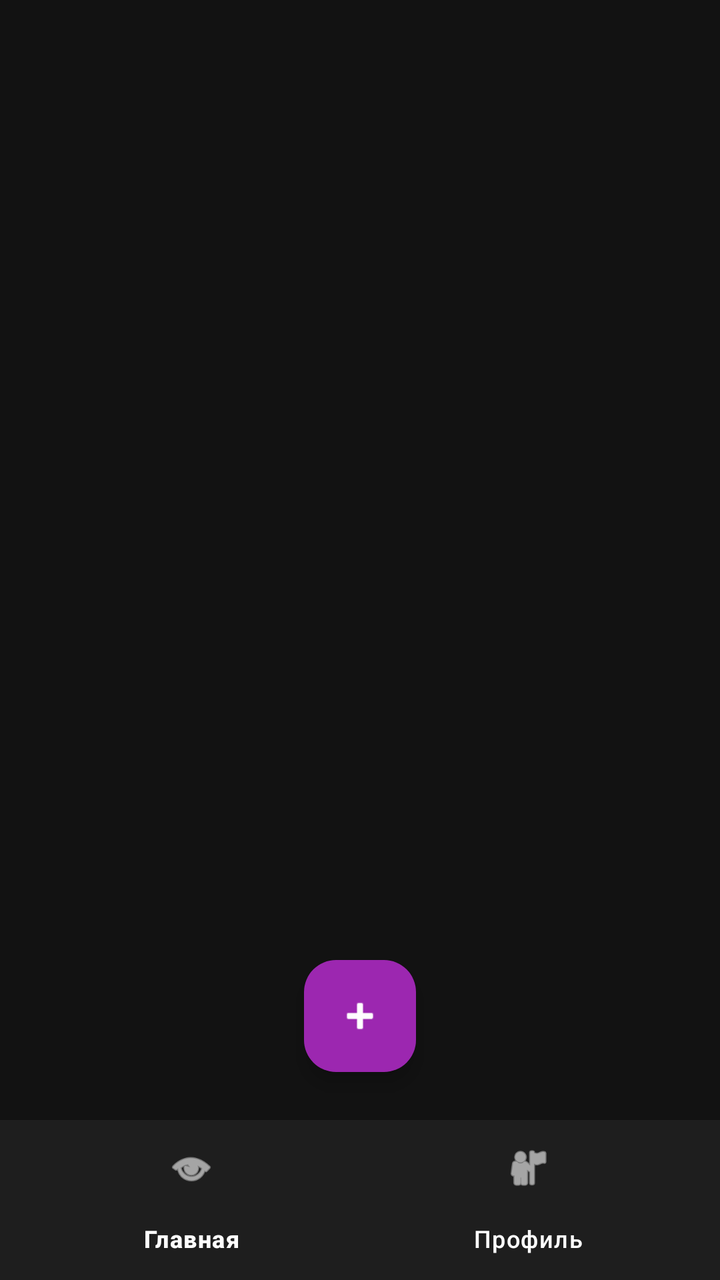
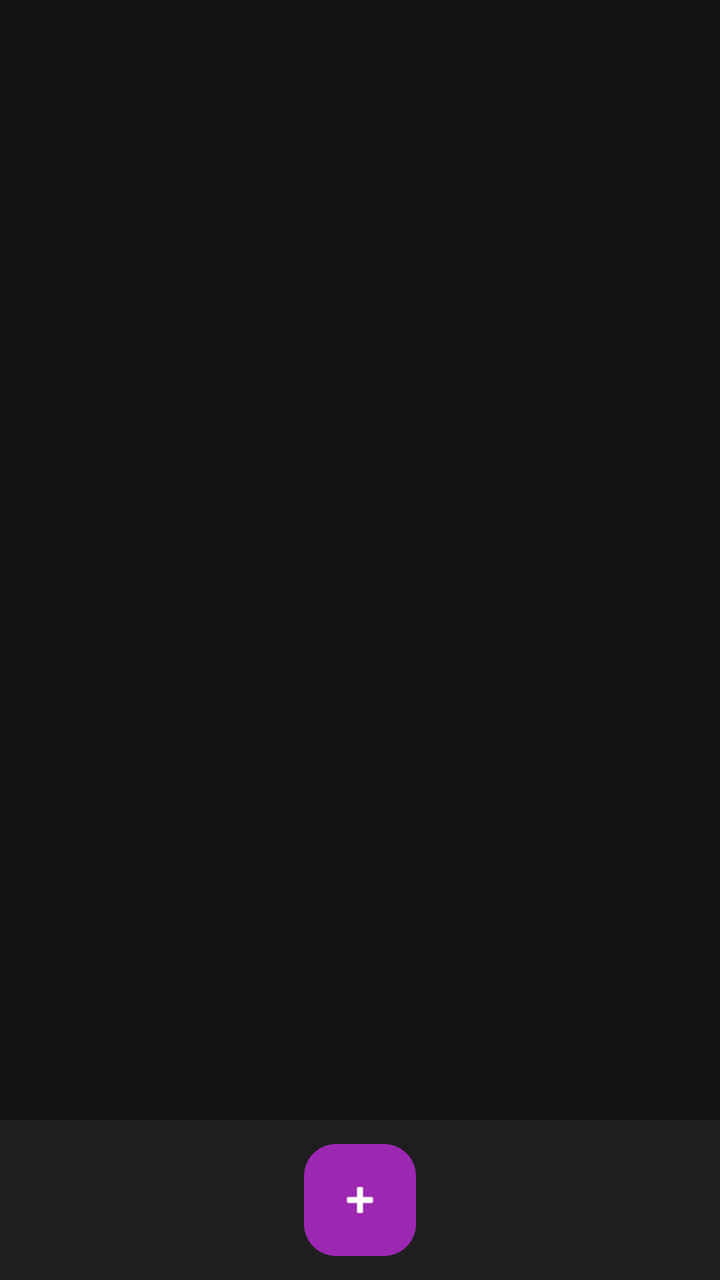

Before-and-after screenshots of an Android layout around one commit, followed by the original layout XML and the change that was made.
<!-- AndroidManifest.xml: application theme Theme.Material3.DayNight.NoActionBar -->
<!-- res/layout/activity_home.xml -->
<?xml version="1.0" encoding="utf-8"?>
<androidx.constraintlayout.widget.ConstraintLayout 
    xmlns:android="http://schemas.android.com/apk/res/android"
    xmlns:app="http://schemas.android.com/apk/res-auto"
    android:layout_width="match_parent"
    android:layout_height="match_parent"
    android:background="#121212">

    
    <androidx.recyclerview.widget.RecyclerView
        android:id="@+id/rvVideos"
        android:layout_width="match_parent"
        android:layout_height="0dp"
        app:layout_constraintTop_toTopOf="parent"
        app:layout_constraintBottom_toTopOf="@id/bottomNav" />

    
    <com.google.android.material.floatingactionbutton.FloatingActionButton
        android:id="@+id/fabAdd"
        android:layout_width="wrap_content"
        android:layout_height="wrap_content"
        android:src="@android:drawable/ic_input_add"
        app:backgroundTint="#9C27B0"
        app:tint="@android:color/white"
        android:layout_marginBottom="24dp"
        app:layout_constraintBottom_toTopOf="@id/bottomNav"
        app:layout_constraintEnd_toEndOf="parent"
        app:layout_constraintStart_toStartOf="parent" />

    
    <com.google.android.material.bottomnavigation.BottomNavigationView
        android:id="@+id/bottomNav"
        android:layout_width="match_parent"
        android:layout_height="wrap_content"
        app:menu="@menu/bottom_nav_menu"
        android:background="#1E1E1E"
        app:itemIconTint="#FFFFFF"
        app:itemTextColor="#FFFFFF"
        app:layout_constraintBottom_toBottomOf="parent" />

</androidx.constraintlayout.widget.ConstraintLayout>
<!-- resources referenced by this layout -->
<resources>

</resources>

<!-- the commit's change to res/layout/activity_home.xml (unified diff, before → after) -->
@@ -1,5 +1,5 @@
 <?xml version="1.0" encoding="utf-8"?>
-<androidx.constraintlayout.widget.ConstraintLayout 
+<androidx.coordinatorlayout.widget.CoordinatorLayout 
     xmlns:android="http://schemas.android.com/apk/res/android"
     xmlns:app="http://schemas.android.com/apk/res-auto"
     android:layout_width="match_parent"
@@ -10,9 +10,20 @@
     <androidx.recyclerview.widget.RecyclerView
         android:id="@+id/rvVideos"
         android:layout_width="match_parent"
-        android:layout_height="0dp"
-        app:layout_constraintTop_toTopOf="parent"
-        app:layout_constraintBottom_toTopOf="@id/bottomNav" />
+        android:layout_height="match_parent"
+        android:paddingBottom="80dp"
+        android:clipToPadding="false" />
+
+    
+    <com.google.android.material.bottomappbar.BottomAppBar
+        android:id="@+id/bottomAppBar"
+        android:layout_width="match_parent"
+        android:layout_height="wrap_content"
+        android:layout_gravity="bottom"
+        app:backgroundTint="#1E1E1E"
+        app:fabAlignmentMode="center"
+        app:fabCradleMargin="8dp"
+        app:fabCradleRoundedCornerRadius="16dp" />
 
     
     <com.google.android.material.floatingactionbutton.FloatingActionButton
@@ -22,20 +33,6 @@
         android:src="@android:drawable/ic_input_add"
         app:backgroundTint="#9C27B0"
         app:tint="@android:color/white"
-        android:layout_marginBottom="24dp"
-        app:layout_constraintBottom_toTopOf="@id/bottomNav"
-        app:layout_constraintEnd_toEndOf="parent"
-        app:layout_constraintStart_toStartOf="parent" />
+        app:layout_anchor="@id/bottomAppBar" />
 
-    
-    <com.google.android.material.bottomnavigation.BottomNavigationView
-        android:id="@+id/bottomNav"
-        android:layout_width="match_parent"
-        android:layout_height="wrap_content"
-        app:menu="@menu/bottom_nav_menu"
-        android:background="#1E1E1E"
-        app:itemIconTint="#FFFFFF"
-        app:itemTextColor="#FFFFFF"
-        app:layout_constraintBottom_toBottomOf="parent" />
-
-</androidx.constraintlayout.widget.ConstraintLayout>
+</androidx.coordinatorlayout.widget.CoordinatorLayout>
